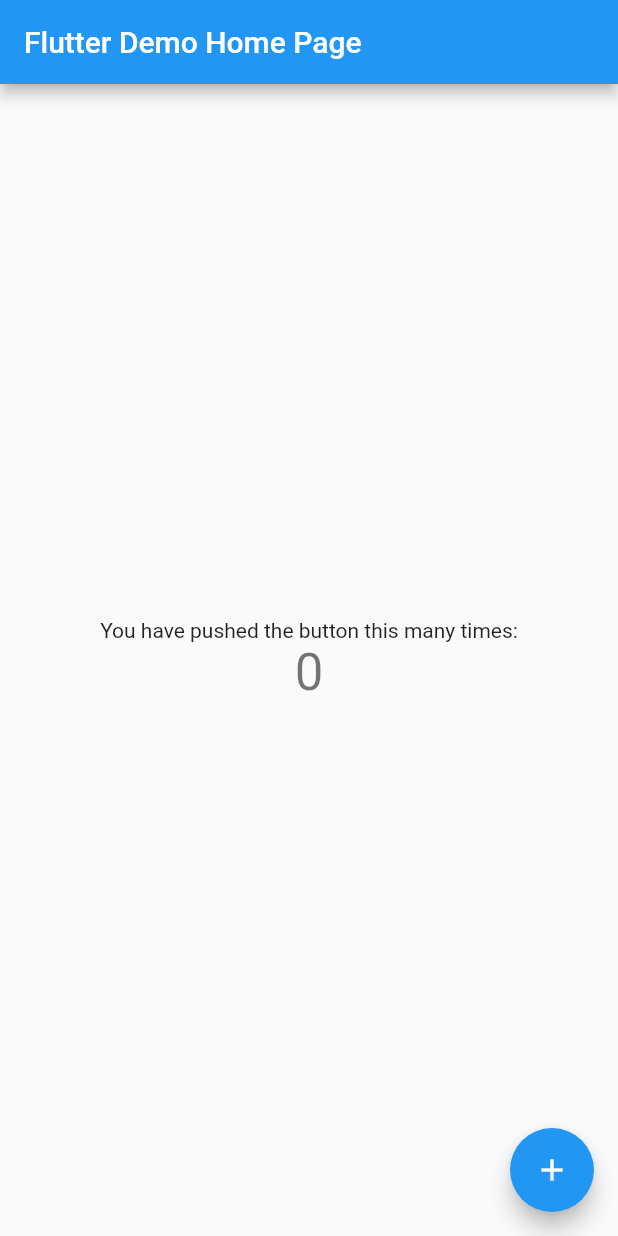
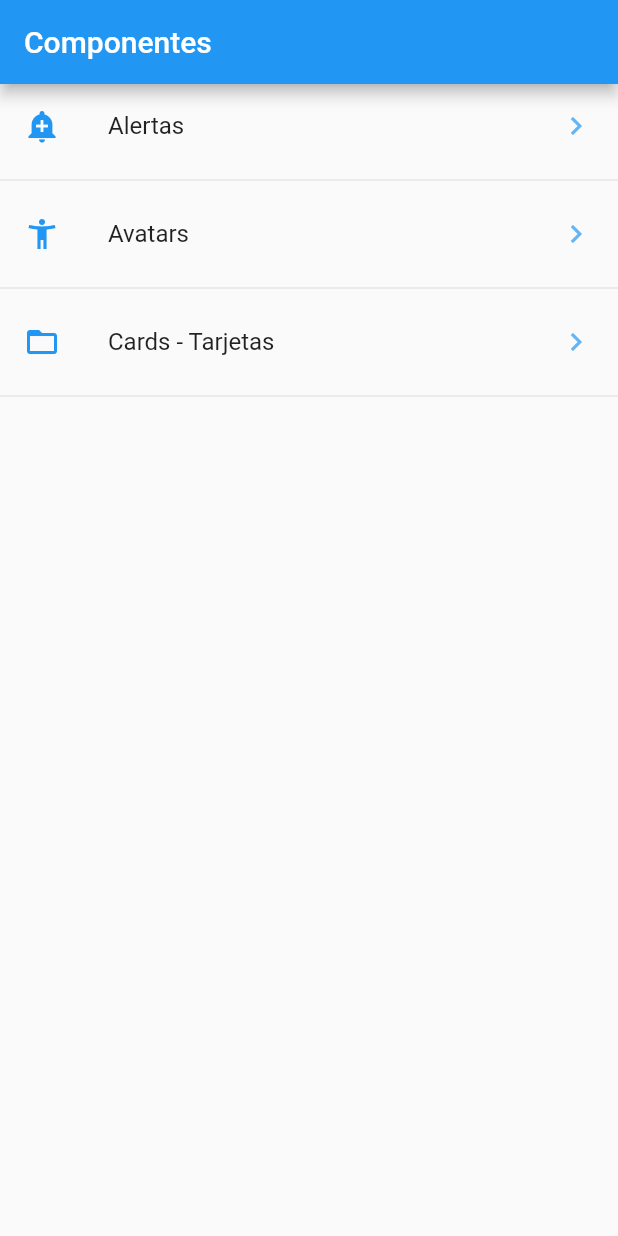
Before and after one commit to emilianoregazzoni/demoflutter, a Flutter app: the screen it shows after launch, on a phone screen of 412 x 824 dp. Run offline on Flutter 3.47's test engine with Material 2 defaults, Android fonts, the phone set to English and light mode, and no system bars.

Commit message:
icons y list

```diff
--- /dev/null
+++ b/data/menu_opts.json
@@ -0,0 +1,20 @@
+{
+    "nombreApp" : "Componentes",
+    "rutas" : [
+        {
+            "ruta" : "alert",
+            "icon" : "add_alert",
+            "texto": "Alertas"
+        },
+        {
+            "ruta" : "avatar",
+            "icon" : "accessibility",
+            "texto": "Avatars"
+        },
+        {
+            "ruta" : "card",
+            "icon" : "folder_open",
+            "texto": "Cards - Tarjetas"
+        }
+    ]
+}
--- a/lib/main.dart
+++ b/lib/main.dart
@@ -1,117 +1,16 @@
+import 'package:demoflutter/src/pages/home_page.dart';
+import 'package:demoflutter/src/pages/home_temp.dart';
 import 'package:flutter/material.dart';
 
-void main() {
-  runApp(MyApp());
-}
+void main() => runApp(MyApp());
 
 class MyApp extends StatelessWidget {
-  // This widget is the root of your application.
   @override
   Widget build(BuildContext context) {
     return MaterialApp(
-      title: 'Flutter Demo',
-      theme: ThemeData(
-        // This is the theme of your application.
-        //
-        // Try running your application with "flutter run". You'll see the
-        // application has a blue toolbar. Then, without quitting the app, try
-        // changing the primarySwatch below to Colors.green and then invoke
-        // "hot reload" (press "r" in the console where you ran "flutter run",
-        // or simply save your changes to "hot reload" in a Flutter IDE).
-        // Notice that the counter didn't reset back to zero; the application
-        // is not restarted.
-        primarySwatch: Colors.blue,
-        // This makes the visual density adapt to the platform that you run
-        // the app on. For desktop platforms, the controls will be smaller and
-        // closer together (more dense) than on mobile platforms.
-        visualDensity: VisualDensity.adaptivePlatformDensity,
-      ),
-      home: MyHomePage(title: 'Flutter Demo Home Page'),
+      title: 'Material App',
+      debugShowCheckedModeBanner: false,
+      home: HomePage(),
     );
   }
 }
-
-class MyHomePage extends StatefulWidget {
-  MyHomePage({Key key, this.title}) : super(key: key);
-
-  // This widget is the home page of your application. It is stateful, meaning
-  // that it has a State object (defined below) that contains fields that affect
-  // how it looks.
-
-  // This class is the configuration for the state. It holds the values (in this
-  // case the title) provided by the parent (in this case the App widget) and
-  // used by the build method of the State. Fields in a Widget subclass are
-  // always marked "final".
-
-  final String title;
-
-  @override
-  _MyHomePageState createState() => _MyHomePageState();
-}
-
-class _MyHomePageState extends State<MyHomePage> {
-  int _counter = 0;
-
-  void _incrementCounter() {
-    setState(() {
-      // This call to setState tells the Flutter framework that something has
-      // changed in this State, which causes it to rerun the build method below
-      // so that the display can reflect the updated values. If we changed
-      // _counter without calling setState(), then the build method would not be
-      // called again, and so nothing would appear to happen.
-      _counter++;
-    });
-  }
-
-  @override
-  Widget build(BuildContext context) {
-    // This method is rerun every time setState is called, for instance as done
-    // by the _incrementCounter method above.
-    //
-    // The Flutter framework has been optimized to make rerunning build methods
-    // fast, so that you can just rebuild anything that needs updating rather
-    // than having to individually change instances of widgets.
-    return Scaffold(
-      appBar: AppBar(
-        // Here we take the value from the MyHomePage object that was created by
-        // the App.build method, and use it to set our appbar title.
-        title: Text(widget.title),
-      ),
-      body: Center(
-        // Center is a layout widget. It takes a single child and positions it
-        // in the middle of the parent.
-        child: Column(
-          // Column is also a layout widget. It takes a list of children and
-          // arranges them vertically. By default, it sizes itself to fit its
-          // children horizontally, and tries to be as tall as its parent.
-          //
-          // Invoke "debug painting" (press "p" in the console, choose the
-          // "Toggle Debug Paint" action from the Flutter Inspector in Android
-          // Studio, or the "Toggle Debug Paint" command in Visual Studio Code)
-          // to see the wireframe for each widget.
-          //
-          // Column has various properties to control how it sizes itself and
-          // how it positions its children. Here we use mainAxisAlignment to
-          // center the children vertically; the main axis here is the vertical
-          // axis because Columns are vertical (the cross axis would be
-          // horizontal).
-          mainAxisAlignment: MainAxisAlignment.center,
-          children: <Widget>[
-            Text(
-              'You have pushed the button this many times:',
-            ),
-            Text(
-              '$_counter',
-              style: Theme.of(context).textTheme.headline4,
-            ),
-          ],
-        ),
-      ),
-      floatingActionButton: FloatingActionButton(
-        onPressed: _incrementCounter,
-        tooltip: 'Increment',
-        child: Icon(Icons.add),
-      ), // This trailing comma makes auto-formatting nicer for build methods.
-    );
-  }
-}
--- /dev/null
+++ b/lib/src/pages/home_page.dart
@@ -0,0 +1,53 @@
+import 'package:demoflutter/src/providers/menu_provider.dart';
+import 'package:demoflutter/src/utils/icono_string_util.dart';
+import 'package:flutter/material.dart';
+
+class HomePage extends StatelessWidget {
+  @override
+  Widget build(BuildContext context) {
+    return Scaffold(
+      appBar: AppBar(
+        title:  Text('Componentes '),
+        ),
+        body: _lista(),
+    );
+  }
+
+ Widget _lista() {
+
+   return FutureBuilder(
+     future: menuProvider.cargarData(),
+     //initialData: [],
+     builder: (BuildContext context, AsyncSnapshot<List<dynamic>> snapshot){
+        return ListView(
+        children: _listaItems(snapshot.data),
+      );
+
+     },
+   );
+
+ }
+
+ List<Widget> _listaItems(List<dynamic> data) {
+
+  final List <Widget> opciones = [];
+  data.forEach((opt) {
+
+    final widgetTemp = ListTile(
+      title: Text(opt['texto']), // texto porque asi esta definido en el json
+      leading: getIcon(opt['icon']),
+      trailing: Icon(Icons.keyboard_arrow_right, color: Colors.blue[300]),
+      onTap: (){
+
+      },
+    );
+
+    opciones..add(widgetTemp)
+            ..add(Divider());
+
+   });
+   return opciones;
+ }
+
+
+}
--- /dev/null
+++ b/lib/src/utils/icono_string_util.dart
@@ -0,0 +1,17 @@
+import 'package:flutter/material.dart';
+
+final _icons = <String, IconData> {
+
+  'add_alert'    : Icons.add_alert,
+  'accessibility' : Icons.accessibility_new,
+  'folder_open'  : Icons.folder_open
+
+};
+
+
+Icon getIcon(String nombreIcono){
+
+
+  return Icon(_icons[nombreIcono], color: Colors.blue);
+
+}
--- a/pubspec.yaml
+++ b/pubspec.yaml
@@ -45,7 +45,8 @@ flutter:
   uses-material-design: true
 
   # To add assets to your application, add an assets section, like this:
-  # assets:
+  assets:
+    - data/menu_opts.json
   #   - images/a_dot_burr.jpeg
   #   - images/a_dot_ham.jpeg
 
```
Also changed, not shown: lib/src/pages/home_temp.dart (added, +53 -0 lines), lib/src/providers/menu_provider.dart (added, +27 -0 lines), 1 other file.
